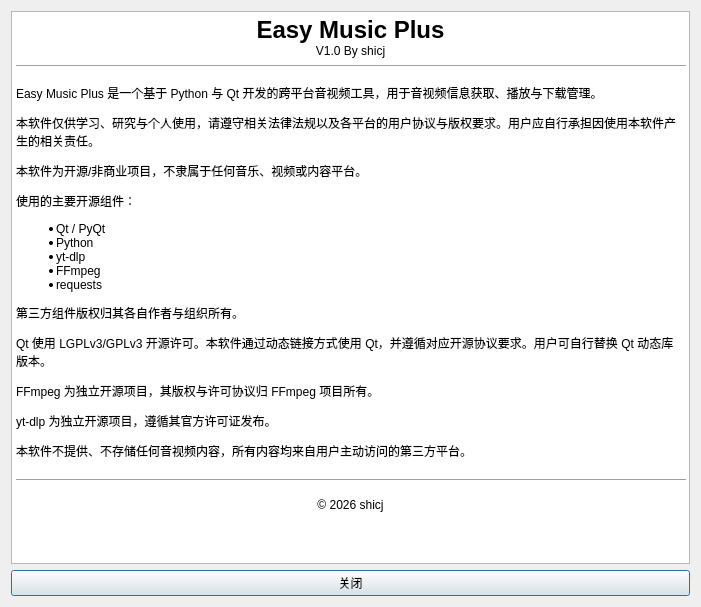
Qt form ui/about_dialog.ui (shicj0927/EasyMusicPlus) before a commit.
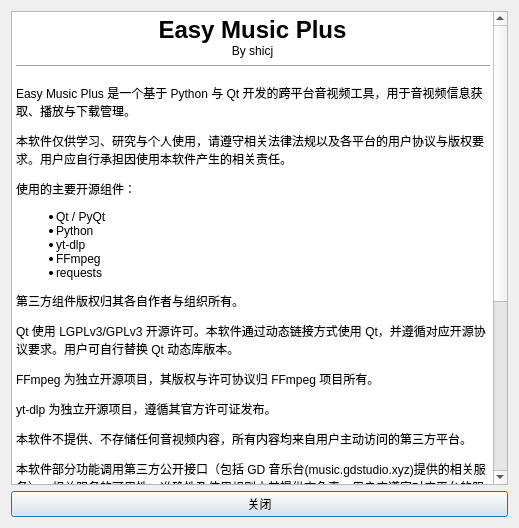
The same form after that commit.

Commit message: 修复一些bug，升级数据库版本，添加“所有歌曲”，支持从现有歌单导入歌曲

The edit to the form file:
```diff
--- a/ui/about_dialog.ui
+++ b/ui/about_dialog.ui
@@ -6,8 +6,8 @@
    <rect>
     <x>0</x>
     <y>0</y>
-    <width>701</width>
-    <height>607</height>
+    <width>519</width>
+    <height>528</height>
    </rect>
   </property>
   <property name="windowTitle">
@@ -25,11 +25,10 @@
 li.checked::marker { content: &quot;\2612&quot;; }
 &lt;/style&gt;&lt;/head&gt;&lt;body style=&quot; font-family:'Sans Serif'; font-size:9pt; font-weight:400; font-style:normal;&quot;&gt;
 &lt;p align=&quot;center&quot; style=&quot; margin-top:0px; margin-bottom:0px; margin-left:0px; margin-right:0px; -qt-block-indent:0; text-indent:0px;&quot;&gt;&lt;span style=&quot; font-size:18pt; font-weight:600;&quot;&gt;Easy Music Plus&lt;/span&gt;&lt;/p&gt;
-&lt;p align=&quot;center&quot; style=&quot; margin-top:0px; margin-bottom:0px; margin-left:0px; margin-right:0px; -qt-block-indent:0; text-indent:0px;&quot;&gt;V1.0 By shicj&lt;/p&gt;
+&lt;p align=&quot;center&quot; style=&quot; margin-top:0px; margin-bottom:0px; margin-left:0px; margin-right:0px; -qt-block-indent:0; text-indent:0px;&quot;&gt;By shicj&lt;/p&gt;
 &lt;hr /&gt;
 &lt;p style=&quot; margin-top:12px; margin-bottom:12px; margin-left:0px; margin-right:0px; -qt-block-indent:0; text-indent:0px;&quot;&gt;Easy Music Plus 是一个基于 Python 与 Qt 开发的跨平台音视频工具，用于音视频信息获取、播放与下载管理。&lt;/p&gt;
 &lt;p style=&quot; margin-top:12px; margin-bottom:12px; margin-left:0px; margin-right:0px; -qt-block-indent:0; text-indent:0px;&quot;&gt;本软件仅供学习、研究与个人使用，请遵守相关法律法规以及各平台的用户协议与版权要求。用户应自行承担因使用本软件产生的相关责任。&lt;/p&gt;
-&lt;p style=&quot; margin-top:12px; margin-bottom:12px; margin-left:0px; margin-right:0px; -qt-block-indent:0; text-indent:0px;&quot;&gt;本软件为开源/非商业项目，不隶属于任何音乐、视频或内容平台。&lt;/p&gt;
 &lt;p style=&quot; margin-top:12px; margin-bottom:12px; margin-left:0px; margin-right:0px; -qt-block-indent:0; text-indent:0px;&quot;&gt;使用的主要开源组件：&lt;/p&gt;
 &lt;ul style=&quot;margin-top: 0px; margin-bottom: 0px; margin-left: 0px; margin-right: 0px; -qt-list-indent: 1;&quot;&gt;
 &lt;li style=&quot; margin-top:12px; margin-bottom:0px; margin-left:0px; margin-right:0px; -qt-block-indent:0; text-indent:0px;&quot;&gt;Qt / PyQt&lt;/li&gt;
@@ -42,8 +41,14 @@
 &lt;p style=&quot; margin-top:12px; margin-bottom:12px; margin-left:0px; margin-right:0px; -qt-block-indent:0; text-indent:0px;&quot;&gt;FFmpeg 为独立开源项目，其版权与许可协议归 FFmpeg 项目所有。&lt;/p&gt;
 &lt;p style=&quot; margin-top:12px; margin-bottom:12px; margin-left:0px; margin-right:0px; -qt-block-indent:0; text-indent:0px;&quot;&gt;yt-dlp 为独立开源项目，遵循其官方许可证发布。&lt;/p&gt;
 &lt;p style=&quot; margin-top:12px; margin-bottom:12px; margin-left:0px; margin-right:0px; -qt-block-indent:0; text-indent:0px;&quot;&gt;本软件不提供、不存储任何音视频内容，所有内容均来自用户主动访问的第三方平台。&lt;/p&gt;
+&lt;p style=&quot; margin-top:12px; margin-bottom:12px; margin-left:0px; margin-right:0px; -qt-block-indent:0; text-indent:0px;&quot;&gt;本软件部分功能调用第三方公开接口（包括 GD 音乐台(music.gdstudio.xyz)提供的相关服务）。相关服务的可用性、准确性及使用规则由其提供方负责，用户应遵守对应平台的服务条款与法律法规。&lt;/p&gt;
+&lt;p style=&quot; margin-top:12px; margin-bottom:12px; margin-left:0px; margin-right:0px; -qt-block-indent:0; text-indent:0px;&quot;&gt;&lt;a name=&quot;code-block-viewer&quot;&gt;&lt;/a&gt;&lt;span style=&quot; font-family:'monospace';&quot;&gt;由&lt;/span&gt;&lt;span style=&quot; font-family:'monospace';&quot;&gt;于第三方平台接口、网页结构、服务策略或版权要求可能发生变化，本软件部分功能可能随时失效，开发者不保证其持续可用性。&lt;/span&gt;&lt;/p&gt;
+&lt;p style=&quot; margin-top:12px; margin-bottom:12px; margin-left:0px; margin-right:0px; -qt-block-indent:0; text-indent:0px;&quot;&gt;&lt;span style=&quot; font-family:'monospace';&quot;&gt;本软件与任何音乐、视频或内容平台不存在隶属、授权或合作关系。用户应确保其获取、下载、播放及保存相关内容的行为符合所在地法律法规、版权政策及内容平台服务条款。开发者不对用户使用本软件产生的任何直接或间接损失承担责任。&lt;/span&gt;&lt;/p&gt;
+&lt;p style=&quot; margin-top:12px; margin-bottom:12px; margin-left:0px; margin-right:0px; -qt-block-indent:0; text-indent:0px;&quot;&gt;&lt;span style=&quot; font-family:'monospace';&quot;&gt;本软件源码采用 MIT License 发布。&lt;/span&gt;&lt;/p&gt;
 &lt;hr /&gt;
-&lt;p align=&quot;center&quot; style=&quot; margin-top:12px; margin-bottom:12px; margin-left:0px; margin-right:0px; -qt-block-indent:0; text-indent:0px;&quot;&gt;© 2026 shicj&lt;/p&gt;&lt;/body&gt;&lt;/html&gt;</string>
+&lt;p align=&quot;center&quot; style=&quot; margin-top:12px; margin-bottom:12px; margin-left:0px; margin-right:0px; -qt-block-indent:0; text-indent:0px;&quot;&gt;© 2026 shicj&lt;/p&gt;
+&lt;p align=&quot;center&quot; style=&quot; margin-top:12px; margin-bottom:12px; margin-left:0px; margin-right:0px; -qt-block-indent:0; text-indent:0px;&quot;&gt;软件版本：V1.0(Preview)&lt;/p&gt;
+&lt;p align=&quot;center&quot; style=&quot; margin-top:12px; margin-bottom:12px; margin-left:0px; margin-right:0px; -qt-block-indent:0; text-indent:0px;&quot;&gt;数据库版本：V2.0&lt;/p&gt;&lt;/body&gt;&lt;/html&gt;</string>
      </property>
     </widget>
    </item>
```
The commit also changes 21 other files.
